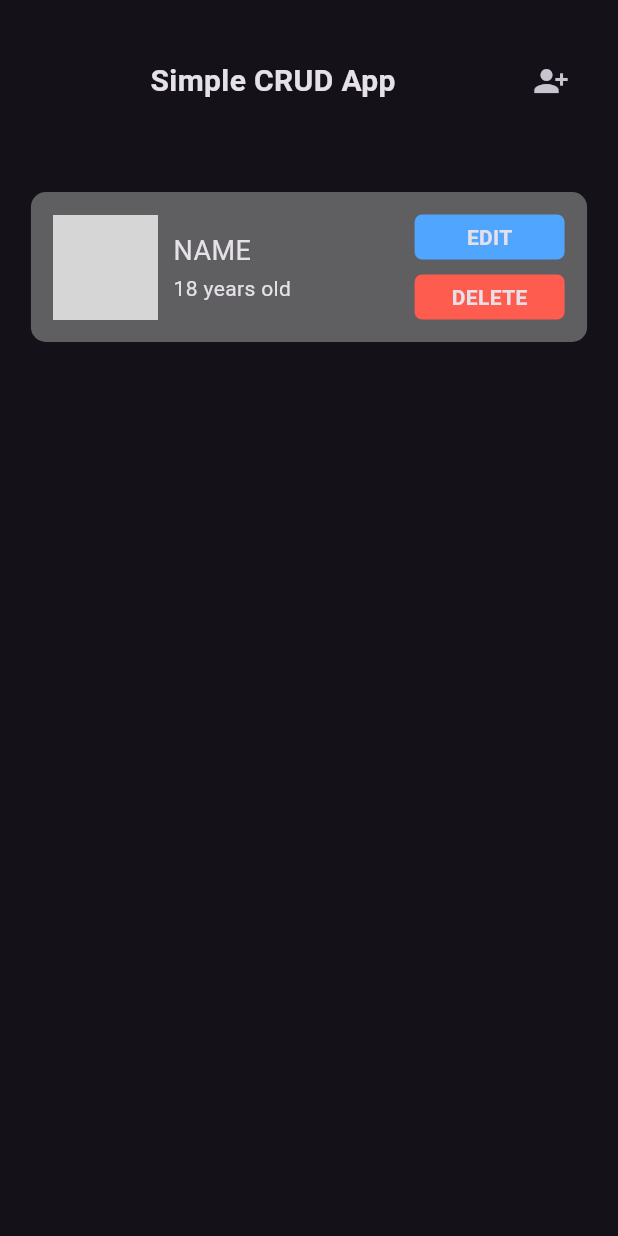
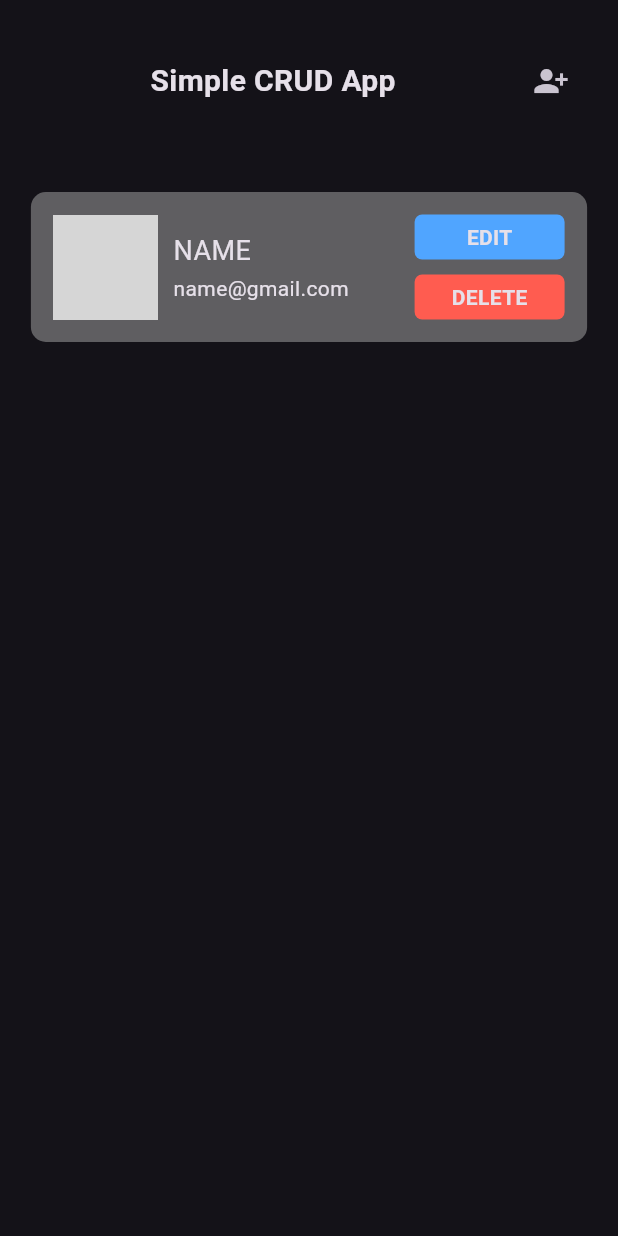
Before and after one commit to zakoraa/Flutter-CRUD, a Flutter app: the screen it shows after launch, on a phone screen of 412 x 824 dp. Run offline on Flutter 3.47's test engine with Material 2 defaults, Android fonts, the phone set to English and light mode, and no system bars; our stand-ins replace get; network calls fail; grey boxes are pictures that could not be loaded.

Commit message:
update home view

```diff
--- a/lib/module/home/widgets/list_tile_widget.dart
+++ b/lib/module/home/widgets/list_tile_widget.dart
@@ -40,7 +40,7 @@ class ListTileWiget extends StatelessWidget {
                       height: 2.0,
                     ),
                     Text(
-                      "18 years old",
+                      "name@gmail.com",
                     ),
                   ],
                 )
```
